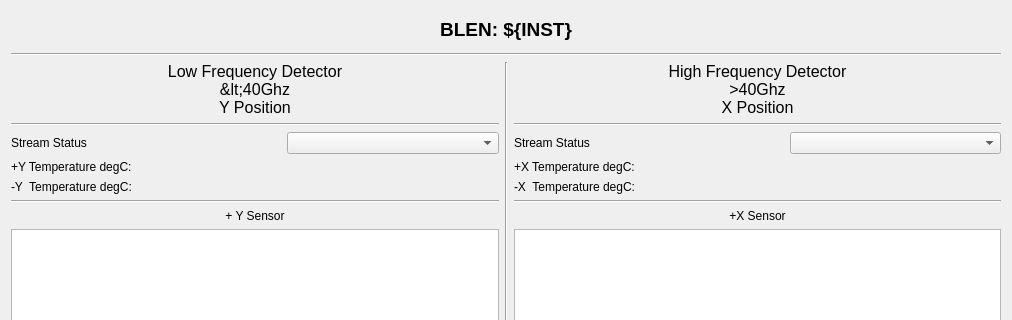
The window that blenApp/ui/blen_lcls2_gap.ui (slaclab/BunchLengthMonitor) describes before a commit, drawn with Qt 5; both pictures show x 0 to 1012 and y 0 to 320 of the 1012 by 890 pixel window.
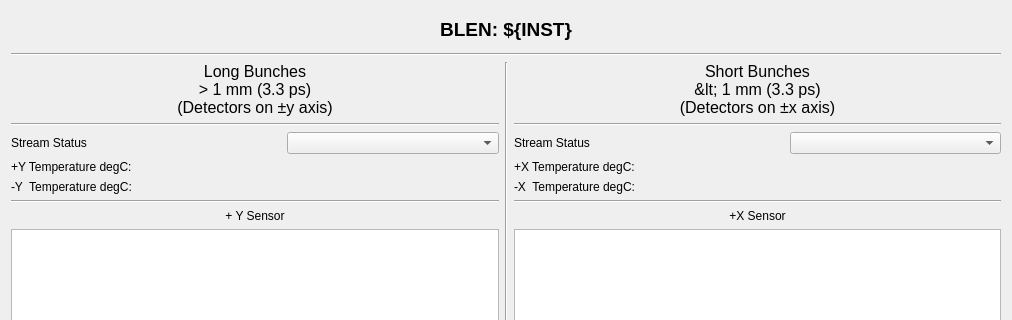
The same window after the commit. Custom widgets are drawn as their Qt base class.

Patch:
```diff
--- a/blenApp/ui/blen_lcls2_gap.ui
+++ b/blenApp/ui/blen_lcls2_gap.ui
@@ -52,9 +52,9 @@
             </font>
            </property>
            <property name="text">
-            <string>Low Frequency Detector 
-&lt;40Ghz 
-Y Position</string>
+            <string>Long Bunches 
+&gt; 1 mm (3.3 ps) 
+(Detectors on ±y axis)</string>
            </property>
            <property name="alignment">
             <set>Qt::AlignCenter</set>
@@ -234,9 +234,9 @@
             </font>
            </property>
            <property name="text">
-            <string>High Frequency Detector
-&gt;40Ghz
-X Position</string>
+            <string>Short Bunches
+&lt; 1 mm (3.3 ps)
+(Detectors on ±x axis)</string>
            </property>
            <property name="alignment">
             <set>Qt::AlignCenter</set>
```
